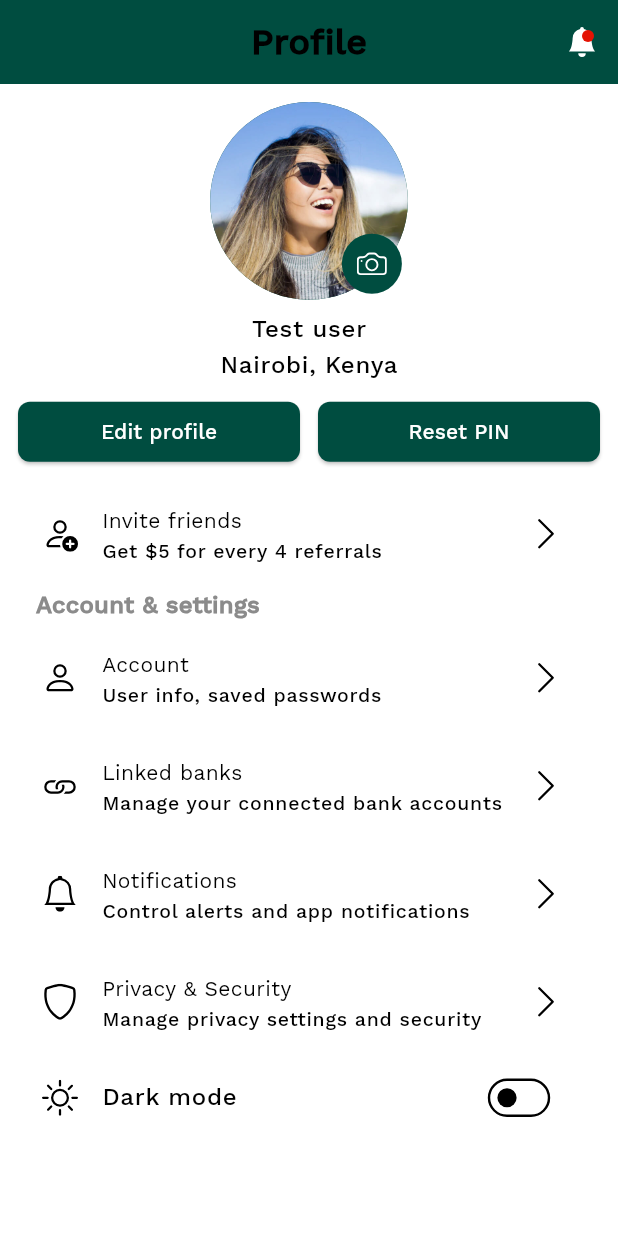
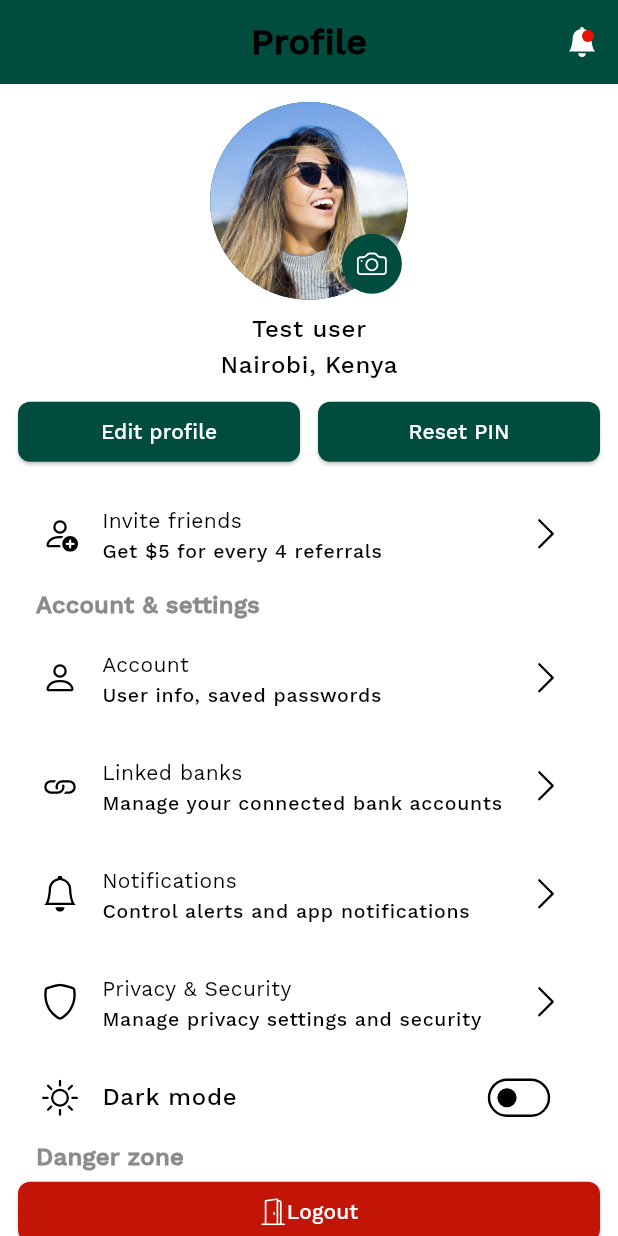
Before and after one commit to morikeli/maverick-fintech, a Flutter app: the ProfileScreen screen opened by its route, on a phone screen of 412 x 824 dp. Run offline on Flutter 3.47's test engine with Material 3 defaults, Android fonts, the phone set to English and light mode, and no system bars; drawn by our look-alikes of toastification; our stand-ins replace bootstrap_icons, cloud_firestore, country_picker, firebase_auth, firebase_core, flutter_native_splash and 4 more; accounts and stored records are empty; statements that could not run were skipped.

Commit message:
feat: added a header and a logout button

```diff
--- a/lib/features/profile/components/profile_screen_body.dart
+++ b/lib/features/profile/components/profile_screen_body.dart
@@ -106,6 +106,27 @@ class ProfileScreenBody extends StatelessWidget {
               ),
             ),
           ),
+
+          // Danger zone header
+          Padding(
+            padding: const EdgeInsets.symmetric(horizontal: 12.0),
+            child: Text(
+              'Danger zone',
+              style: Theme.of(context).textTheme.titleMedium?.copyWith(
+                fontSize: 16.0,
+                color: kTextSecondaryColor,
+              ),
+            ),
+          ),
+          // 9. Logout button
+          ElevatedButton(
+            onPressed: () async => confirmLogout(),
+            style: ElevatedButton.styleFrom(backgroundColor: kDangerColor, padding: EdgeInsets.symmetric(horizontal: 12.0)),
+            child: Row(
+              mainAxisAlignment: MainAxisAlignment.center,
+              children: [Icon(BootstrapIcons.door_open), Text('Logout')],
+            ),
+          ),
         ],
       );
     });
```
